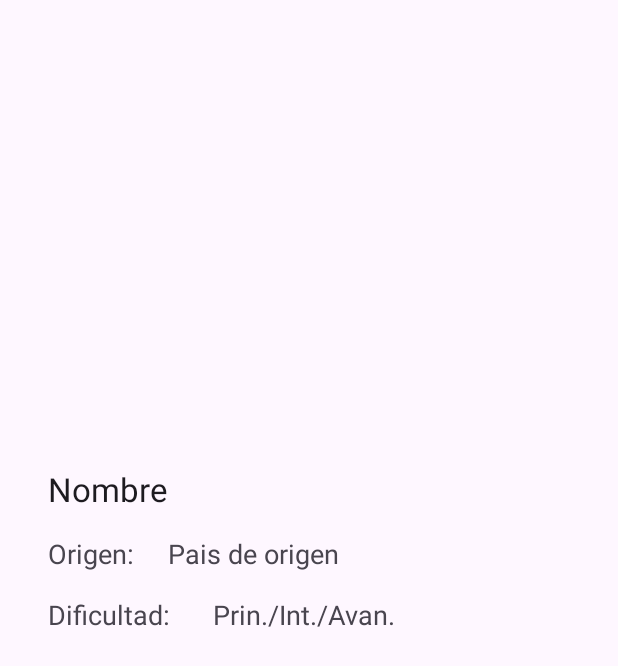
After one commit to menghinator/Parcial1Android, an Android app: the RecipeActivity screen opened directly, with no data from a screen before it, on a phone screen of 412 x 824 dp. The commit adds this screen. Shown: the top 666 px of the screen. Run offline under Robolectric (Android 15) with nearby library versions, the phone set to English and light mode, and no system bars.

Commit message:
added recipe activity

```diff
--- a/app/src/main/AndroidManifest.xml
+++ b/app/src/main/AndroidManifest.xml
@@ -1,7 +1,8 @@
 <?xml version="1.0" encoding="utf-8"?>
 <manifest xmlns:android="http://schemas.android.com/apk/res/android"
     xmlns:tools="http://schemas.android.com/tools">
-    <uses-permission android:name="android.permission.INTERNET"/>
+
+    <uses-permission android:name="android.permission.INTERNET" />
 
     <application
         android:allowBackup="true"
@@ -14,6 +15,9 @@
         android:theme="@style/Theme.Parcial1Android"
         tools:targetApi="31">
         <activity
+            android:name=".RecipeActivity"
+            android:exported="false" />
+        <activity
             android:name=".MainActivity"
             android:exported="true">
             <intent-filter>
--- /dev/null
+++ b/app/src/main/java/com/example/parcial1android/RecipeActivity.kt
@@ -0,0 +1,11 @@
+package com.example.parcial1android
+
+import androidx.appcompat.app.AppCompatActivity
+import android.os.Bundle
+
+class RecipeActivity : AppCompatActivity() {
+    override fun onCreate(savedInstanceState: Bundle?) {
+        super.onCreate(savedInstanceState)
+        setContentView(R.layout.activity_recipe)
+    }
+}
--- /dev/null
+++ b/app/src/main/res/layout/activity_recipe.xml
@@ -0,0 +1,70 @@
+<?xml version="1.0" encoding="utf-8"?>
+<androidx.constraintlayout.widget.ConstraintLayout xmlns:android="http://schemas.android.com/apk/res/android"
+    xmlns:app="http://schemas.android.com/apk/res-auto"
+    xmlns:tools="http://schemas.android.com/tools"
+    android:layout_width="match_parent"
+    android:layout_height="match_parent"
+    tools:context=".RecipeActivity">
+
+    <ImageView
+        android:id="@+id/iv_imagen_plato"
+        android:layout_width="403dp"
+        android:layout_height="283dp"
+        app:layout_constraintEnd_toEndOf="parent"
+        app:layout_constraintStart_toStartOf="parent"
+        app:layout_constraintTop_toTopOf="parent"
+        tools:srcCompat="@tools:sample/backgrounds/scenic" />
+
+    <TextView
+        android:id="@+id/tv_nombre_receta"
+        android:layout_width="wrap_content"
+        android:layout_height="wrap_content"
+        android:layout_marginStart="32dp"
+        android:layout_marginTop="28dp"
+        android:text="Nombre"
+        android:textAppearance="@style/TextAppearance.AppCompat.Large"
+        app:layout_constraintStart_toStartOf="parent"
+        app:layout_constraintTop_toBottomOf="@+id/iv_imagen_plato" />
+
+    <TextView
+        android:id="@+id/tv_label_origen"
+        android:layout_width="wrap_content"
+        android:layout_height="wrap_content"
+        android:layout_marginTop="16dp"
+        android:text="Origen:"
+        android:textAppearance="@style/TextAppearance.AppCompat.Medium"
+        app:layout_constraintStart_toStartOf="@+id/tv_nombre_receta"
+        app:layout_constraintTop_toBottomOf="@+id/tv_nombre_receta" />
+
+    <TextView
+        android:id="@+id/textView3"
+        android:layout_width="wrap_content"
+        android:layout_height="wrap_content"
+        android:layout_marginStart="80dp"
+        android:layout_marginTop="16dp"
+        android:text="Pais de origen"
+        android:textAppearance="@style/TextAppearance.AppCompat.Medium"
+        app:layout_constraintStart_toStartOf="@+id/tv_label_origen"
+        app:layout_constraintTop_toBottomOf="@+id/tv_nombre_receta" />
+
+    <TextView
+        android:id="@+id/tv_label_dif"
+        android:layout_width="wrap_content"
+        android:layout_height="wrap_content"
+        android:layout_marginTop="16dp"
+        android:text="Dificultad: "
+        android:textAppearance="@style/TextAppearance.AppCompat.Medium"
+        app:layout_constraintStart_toStartOf="@+id/tv_label_origen"
+        app:layout_constraintTop_toBottomOf="@+id/tv_label_origen" />
+
+    <TextView
+        android:id="@+id/tv_dificultad_receta"
+        android:layout_width="wrap_content"
+        android:layout_height="wrap_content"
+        android:layout_marginStart="110dp"
+        android:layout_marginTop="16dp"
+        android:text="Prin./Int./Avan."
+        android:textAppearance="@style/TextAppearance.AppCompat.Medium"
+        app:layout_constraintStart_toStartOf="@+id/tv_label_dif"
+        app:layout_constraintTop_toBottomOf="@+id/tv_label_origen" />
+</androidx.constraintlayout.widget.ConstraintLayout>
```
Also changed, not shown: app/src/main/java/com/example/parcial1android/MainActivity.kt (+6 -1 lines).
